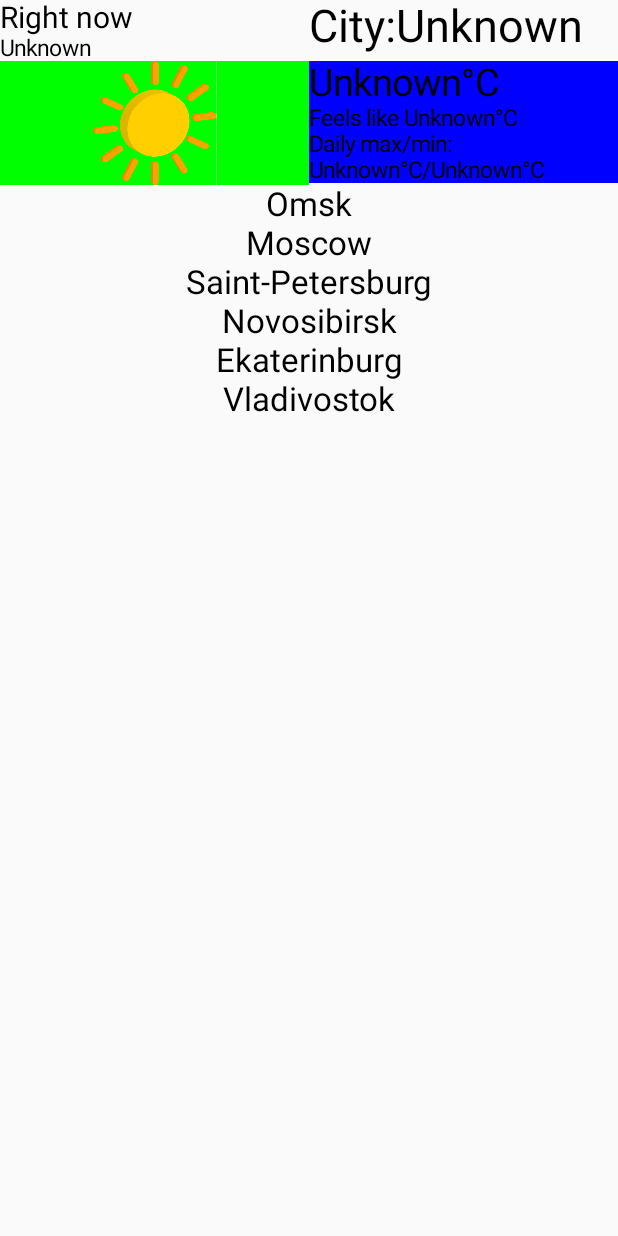
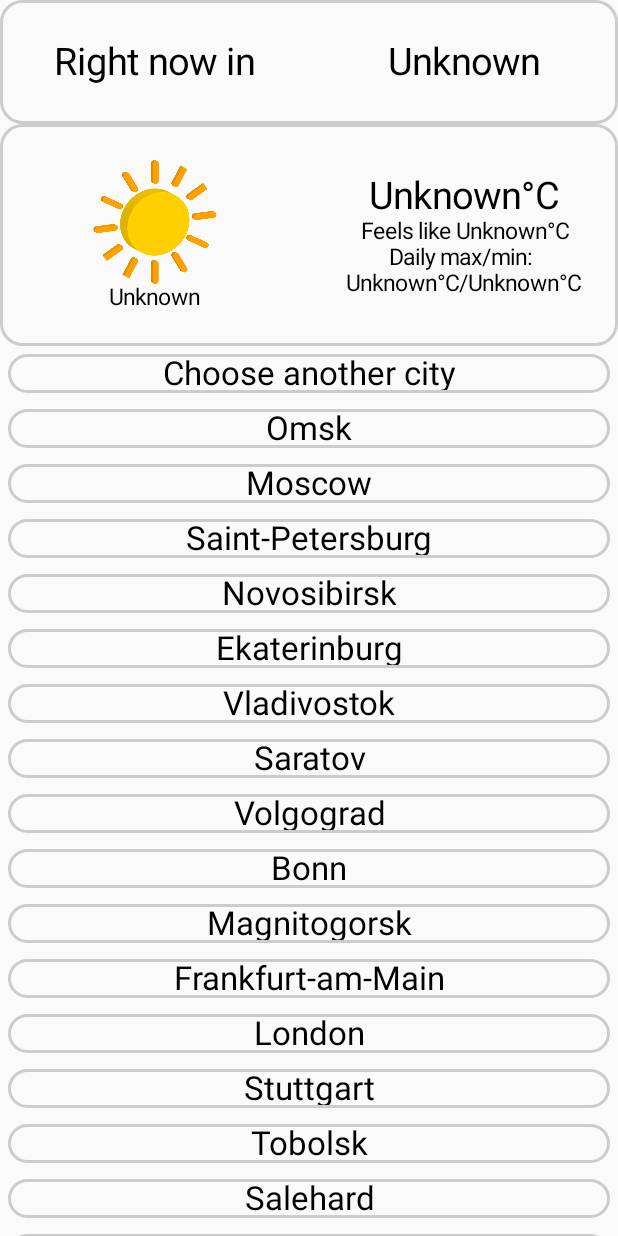
Before and after one commit to mnolimp/Weather-App-Task, an Android app built with Jetpack Compose: the screen it shows after launch (MainActivity), on a phone screen of 412 x 824 dp. Run offline under Robolectric (Android 15) with nearby library versions, the phone set to English and light mode, and no system bars.

Commit message:
Added cities and design changes
Added cities - count of them increased to 22
All text fields, images and elements are now located in centers of their containers
Started working on activity for chaning current city and determining the user's location

```diff
--- a/WeatherForecastProvider/app/build.gradle.kts
+++ b/WeatherForecastProvider/app/build.gradle.kts
@@ -61,11 +61,13 @@ dependencies {
     implementation("androidx.compose.ui:ui-tooling-preview")
     implementation("androidx.compose.material3:material3")
     implementation("androidx.swiperefreshlayout:swiperefreshlayout:1.0.0")
+    implementation(platform("androidx.compose:compose-bom:2023.03.00"))
     testImplementation("junit:junit:4.13.2")
     androidTestImplementation("androidx.test.ext:junit:1.1.5")
     androidTestImplementation("androidx.test.espresso:espresso-core:3.5.1")
     androidTestImplementation(platform("androidx.compose:compose-bom:2023.03.00"))
     androidTestImplementation("androidx.compose.ui:ui-test-junit4")
+    androidTestImplementation(platform("androidx.compose:compose-bom:2023.03.00"))
     debugImplementation("androidx.compose.ui:ui-tooling")
     debugImplementation("androidx.compose.ui:ui-test-manifest")
 
--- a/WeatherForecastProvider/app/src/main/AndroidManifest.xml
+++ b/WeatherForecastProvider/app/src/main/AndroidManifest.xml
@@ -6,7 +6,6 @@
     <uses-permission android:name="android.permission.ACCESS_NETWORK_STATE" />
     <uses-permission android:name="android.permission.ACCESS_FINE_LOCATION" />
     <uses-permission android:name="android.permission.ACCESS_COARSE_LOCATION" />
-
 
     <application
         android:allowBackup="true"
@@ -18,6 +17,11 @@
         android:supportsRtl="true"
         android:theme="@style/Theme.WeatherForecastProvider"
         tools:targetApi="31">
+        <activity
+            android:name=".CityChoose"
+            android:exported="false"
+            android:label="@string/title_activity_city_choose"
+            android:theme="@style/Theme.WeatherForecastProvider" />
         <activity
             android:name=".MainActivity"
             android:exported="true"
--- /dev/null
+++ b/WeatherForecastProvider/app/src/main/java/com/mnolimp/weatherforecastprovider/CityChoose.kt
@@ -0,0 +1,82 @@
+package com.mnolimp.weatherforecastprovider
+
+import android.os.Bundle
+import androidx.activity.ComponentActivity
+import androidx.activity.compose.setContent
+import androidx.compose.foundation.border
+import androidx.compose.foundation.clickable
+import androidx.compose.foundation.layout.Arrangement
+import androidx.compose.foundation.layout.Column
+import androidx.compose.foundation.layout.Row
+import androidx.compose.foundation.layout.fillMaxHeight
+import androidx.compose.foundation.layout.fillMaxSize
+import androidx.compose.foundation.layout.fillMaxWidth
+import androidx.compose.foundation.layout.padding
+import androidx.compose.foundation.lazy.LazyColumn
+import androidx.compose.foundation.shape.RoundedCornerShape
+import androidx.compose.material3.MaterialTheme
+import androidx.compose.material3.Surface
+import androidx.compose.material3.Text
+import androidx.compose.runtime.Composable
+import androidx.compose.ui.Alignment
+import androidx.compose.ui.Modifier
+import androidx.compose.ui.graphics.Color
+import androidx.compose.ui.text.style.TextAlign
+import androidx.compose.ui.tooling.preview.Preview
+import androidx.compose.ui.unit.dp
+import androidx.compose.ui.unit.sp
+import com.mnolimp.weatherforecastprovider.ui.theme.WeatherForecastProviderTheme
+
+class CityChoose : ComponentActivity() {
+    override fun onCreate(savedInstanceState: Bundle?) {
+        super.onCreate(savedInstanceState)
+        setContent {
+
+        }
+    }
+}
+
+/*@Composable
+fun showInfo2(){
+    Column {
+        LazyColumn(
+            modifier = Modifier.fillMaxHeight(),
+            horizontalAlignment = Alignment.CenterHorizontally
+        ) {
+            for (i in 0..citiesList.size - 1) {
+                item {
+                    Row(
+                        horizontalArrangement = Arrangement.Center,
+                        modifier = Modifier
+                            .fillMaxWidth()
+                            .fillMaxHeight()
+                            .padding(5.dp)
+                            .border(2.dp, Color.LightGray, RoundedCornerShape(15.dp))
+                            .clickable {
+                                APICall(
+                                    stateLocation,
+                                    stateWeatherTemperature,
+                                    stateWeatherFeelsLike,
+                                    stateWeatherMaxTemperature,
+                                    stateWeatherMinTemperature,
+                                    stateWeatherType,
+                                    citiesList
+                                        .get(i)
+                                        .get(1),
+                                    citiesList
+                                        .get(i)
+                                        .get(2)
+                                )
+                            }) {
+                        Text(
+                            text = citiesList.get(i).get(0),
+                            fontSize = 22.sp,
+                            textAlign = TextAlign.Center,
+                            modifier = Modifier.fillMaxHeight()
+                        )
+                    }
+                }
+            }
+        }
+    }
+}*/
--- a/WeatherForecastProvider/app/src/main/java/com/mnolimp/weatherforecastprovider/MainActivity.kt
+++ b/WeatherForecastProvider/app/src/main/java/com/mnolimp/weatherforecastprovider/MainActivity.kt
@@ -6,6 +6,7 @@ import androidx.activity.ComponentActivity
 import androidx.activity.compose.setContent
 import androidx.compose.foundation.Image
 import androidx.compose.foundation.background
+import androidx.compose.foundation.border
 import androidx.compose.foundation.clickable
 import androidx.compose.foundation.layout.Arrangement
 import androidx.compose.foundation.layout.Box
@@ -13,7 +14,10 @@ import androidx.compose.foundation.layout.Column
 import androidx.compose.foundation.layout.Row
 import androidx.compose.foundation.layout.fillMaxHeight
 import androidx.compose.foundation.layout.fillMaxWidth
+import androidx.compose.foundation.layout.padding
 import androidx.compose.foundation.lazy.LazyColumn
+import androidx.compose.foundation.shape.RoundedCornerShape
+import androidx.compose.material3.Divider
 import androidx.compose.material3.Text
 import androidx.compose.runtime.Composable
 import androidx.compose.runtime.MutableState
@@ -21,10 +25,12 @@ import androidx.compose.runtime.mutableStateOf
 import androidx.compose.runtime.remember
 import androidx.compose.ui.Alignment
 import androidx.compose.ui.Modifier
+import androidx.compose.ui.draw.clip
 import androidx.compose.ui.graphics.Color
 import androidx.compose.ui.res.painterResource
 import androidx.compose.ui.text.style.TextAlign
 import androidx.compose.ui.tooling.preview.Preview
+import androidx.compose.ui.unit.dp
 import androidx.compose.ui.unit.sp
 import org.intellij.lang.annotations.JdkConstants.HorizontalAlignment
 import org.json.JSONObject
@@ -46,7 +52,23 @@ private val citiesList = arrayListOf(
     arrayListOf("Saint-Petersburg", "59.57", "30.19"),
     arrayListOf("Novosibirsk", "55.01", "82.55"),
     arrayListOf("Ekaterinburg", "56.50", "60.35"),
-    arrayListOf("Vladivostok", "43.07", "131.54")
+    arrayListOf("Vladivostok", "43.07", "131.54"),
+    arrayListOf("Saratov", "51.32", "46.00"),
+    arrayListOf("Volgograd", "48.70", "44.51"),
+    arrayListOf("Bonn", "50.73", "7.09"),
+    arrayListOf("Magnitogorsk", "53.23", "59.02"),
+    arrayListOf("Frankfurt-am-Main", "50.06", "8.30"),
+    arrayListOf("London", "51.30", "00.07"),
+    arrayListOf("Stuttgart", "48.46", "9.10"),
+    arrayListOf("Tobolsk", "58.20", "68.25"),
+    arrayListOf("Salehard", "66.32", "66.38"),
+    arrayListOf("Ioshkar-Ola", "56.37", "47.53"),
+    arrayListOf("Tolliatti", "53.53", "49.34"),
+    arrayListOf("Pnompen", "55.41", "12.35"),
+    arrayListOf("Orel", "52.58", "36.05"),
+    arrayListOf("Zheleznegorsk", "56.25", "93.53"),
+    arrayListOf("Trehgornyy", "54.81", "58.45"),
+    arrayListOf("Belgrade", "44.49", "20.28")
 )
 
 class MainActivity : ComponentActivity() {
@@ -135,10 +157,17 @@ fun showInfo() {
 
     when(weatherType){
         "Clear" -> icTypeId.value = R.drawable.ic_sunny
-        "Clouds" -> icTypeId.value = R.drawable.ic_cloudy
+        "Clouds",
+        "Haze",
+        "Dust",
+        "Fog",
+        "Sand",
+        "Ash",
+        "Squall",
+        "Tornado"-> icTypeId.value = R.drawable.ic_cloudy
         "Snow" -> icTypeId.value = R.drawable.ic_snowy
-        "Rain" -> icTypeId.value = R.drawable.is_rain
-        "Drizzle" -> icTypeId.value = R.drawable.is_rain
+        "Rain",
+        "Drizzle"-> icTypeId.value = R.drawable.is_rain
         "Thunderstorm" -> icTypeId.value = R.drawable.ic_storm
         else -> {
             icTypeId.value = R.drawable.ic_sunny
@@ -146,69 +175,121 @@ fun showInfo() {
     }
 
     Column {
-        Row(modifier = Modifier.fillMaxWidth(), horizontalArrangement = Arrangement.Start) {
-            Column(modifier = Modifier.fillMaxWidth(0.5f)) {
+        Row(
+            modifier = Modifier.fillMaxWidth()
+                               .border(
+                                   2.dp,
+                                   Color.LightGray,
+                                   RoundedCornerShape(15.dp)
+                               ),
+            horizontalArrangement = Arrangement.Center,
+            verticalAlignment = Alignment.CenterVertically
+        ) {
+            Column(
+                modifier = Modifier.fillMaxWidth(0.5f)
+                                   .fillMaxHeight(0.1f),
+                horizontalAlignment = Alignment.CenterHorizontally,
+                verticalArrangement = Arrangement.Center
+            ) {
                 Text(
-                    text = "Right now",
+                    text = "Right now in",
                     textAlign = TextAlign.Center,
-                    fontSize = 20.sp,
+                    fontSize = 25.sp,
                 )
+            }
+            Column(
+                modifier = Modifier.fillMaxWidth(),
+                horizontalAlignment = Alignment.CenterHorizontally
+            )
+            {
+                Text(
+                    text = "" + stateLocation.value,
+                    fontSize = 25.sp,
+                    textAlign = TextAlign.Center
+                )
+            }
+        }
+        Row(modifier = Modifier
+            .border(2.dp, Color.LightGray, RoundedCornerShape(15.dp))
+            .fillMaxWidth()
+            .fillMaxHeight(0.2f),
+            horizontalArrangement = Arrangement.Center,
+            verticalAlignment = Alignment.CenterVertically
+        )
+            {
+            Column(
+                horizontalAlignment = Alignment.CenterHorizontally,
+                modifier = Modifier
+                    .fillMaxWidth(0.5f)
+            ) {
+                if(icTypeId.value != 0) {
+                    Image(
+                        painter = painterResource(id = icTypeId.value),
+                        modifier = Modifier.fillMaxWidth(0.4f).clip(RoundedCornerShape(90.dp)),
+                        contentDescription = "ic_clear_night",
+                        alignment = Alignment.Center
+                    )
+                }
                 Text(
                     text = "" + stateWeatherType.value,
                     fontSize = 15.sp,
                     textAlign = TextAlign.Center
                 )
             }
-            Column(modifier = Modifier.fillMaxWidth()) {
-                Text(
-                    text = "City:" + stateLocation.value,
-                    fontSize = 30.sp,
-                    textAlign = TextAlign.Right
-                )
-            }
-        }
-        Row(modifier = Modifier.fillMaxWidth()) {
-            Column(
-                horizontalAlignment = Alignment.CenterHorizontally,
-                modifier = Modifier
-                    .fillMaxWidth(0.5f)
-                    .background(color = Color.Green)
-            ) {
-                if(icTypeId.value != 0) {
-                    Image(
-                        painter = painterResource(id = icTypeId.value),
-                        modifier = Modifier.fillMaxWidth(0.4f),
-                        contentDescription = "ic_clear_night"
-                    )
-                }
-            }
-
             Column(
                 modifier = Modifier
-                    .fillMaxWidth()
-                    .background(color = Color.Blue)
+                    .fillMaxWidth(),
+                horizontalAlignment = Alignment.CenterHorizontally
             ) {
                 Text(
                     text = stateWeatherTemperature.value + "°C",
                     fontSize = 25.sp,
-                    textAlign = TextAlign.Left
+                    textAlign = TextAlign.Center
                 )
                 Text(
                     text = "Feels like " + stateWeatherFeelsLike.value + "°C",
                     fontSize = 15.sp,
-                    textAlign = TextAlign.Left
+                    textAlign = TextAlign.Center
                 )
                 Text(
                     text = "Daily max/min: \n" + stateWeatherMaxTemperature.value + "°C/" + stateWeatherMinTemperature.value + "°C",
                     fontSize = 15.sp,
-                    textAlign = TextAlign.Left
+                    textAlign = TextAlign.Center
                 )
             }
         }
-        LazyColumn(modifier = Modifier.fillMaxHeight()) {
+        //Divider(color = Color.LightGray, thickness = 1.dp)
+        LazyColumn(modifier = Modifier.fillMaxHeight(),
+                   horizontalAlignment = Alignment.CenterHorizontally) {
+            item {
+                Row(
+                    horizontalArrangement = Arrangement.Center,
+                    modifier = Modifier
+                        .fillMaxWidth()
+                        .fillMaxHeight()
+                        .padding(5.dp)
+                        .border(2.dp, Color.LightGray, RoundedCornerShape(15.dp))
+                        .clickable {
+
+                        }) {
+                    Text(
+                        text = "Choose another city",
+                        fontSize = 22.sp,
+                        textAlign = TextAlign.Center,
+                        modifier = Modifier.fillMaxHeight()
+                    )
+                }
+            }
             for(i in 0..citiesList.size-1){
                 item {
-                    Row(horizontalArrangement = Arrangement.Center, modifier = Modifier.fillMaxWidth().clickable {
+                    Row(
+                        horizontalArrangement = Arrangement.Center,
+                        modifier = Modifier
+                            .fillMaxWidth()
+                            .fillMaxHeight()
+                            .padding(5.dp)
+                            .border(2.dp, Color.LightGray, RoundedCornerShape(15.dp))
+                            .clickable {
                                 APICall(
                                     stateLocation,
                                     stateWeatherTemperature,
@@ -216,70 +297,23 @@ fun showInfo() {
                                     stateWeatherMaxTemperature,
                                     stateWeatherMinTemperature,
                                     stateWeatherType,
-                            citiesList.get(i).get(1),
-                            citiesList.get(i).get(2)
+                                    citiesList
+                                        .get(i)
+                                        .get(1),
+                                    citiesList
+                                        .get(i)
+                                        .get(2)
                                 )
                             }) {
                         Text(
                             text = citiesList.get(i).get(0),
                             fontSize = 22.sp,
-                            textAlign = TextAlign.Center
+                            textAlign = TextAlign.Center,
+                            modifier = Modifier.fillMaxHeight()
                         )
                     }
                 }
             }
         }
     }
-
-    /*Column {
-        Column {
-            Text(text = "Right now", modifier = Modifier.fillMaxWidth(1f), fontSize = 20.sp)
 }
-        Column {
-            Text(
-                text = "City:" + stateLocation.value,
-                modifier = Modifier.fillMaxWidth(1f),
-                fontSize = 50.sp,
-                textAlign = TextAlign.Center
-            )
-            Text(
-                text = "Current temp: " + stateWeatherTemperature.value,
-                modifier = Modifier.fillMaxWidth(1f),
-                fontSize = 25.sp,
-                textAlign = TextAlign.Center
-            )
-            Text(
-                text = "Feels like: " + stateWeatherFeelsLike.value,
-                modifier = Modifier.fillMaxWidth(1f),
-                fontSize = 25.sp,
-                textAlign = TextAlign.Center
-            )
-            Text(
-                text = "" + stateWeatherMaxTemperature.value,
-                modifier = Modifier.fillMaxWidth(1f),
-                fontSize = 25.sp,
-                textAlign = TextAlign.Center
-            )
-            Text(
-                text = "" + stateWeatherMinTemperature.value,
-                modifier = Modifier.fillMaxWidth(1f),
-                fontSize = 25.sp,
-                textAlign = TextAlign.Center
-            )
-        }
-        Button(onClick = {
-            APICall(
-                stateLocation,
-                stateWeatherTemperature,
-                stateWeatherFeelsLike,
-                stateWeatherMaxTemperature,
-                stateWeatherMinTemperature
-            )
-        },
-            Modifier
-                .padding(5.dp)
-                .fillMaxWidth(1f)) {
-            Text(text = "Refresh")
-        }
-    }*/
-}
--- a/WeatherForecastProvider/app/src/main/res/values/strings.xml
+++ b/WeatherForecastProvider/app/src/main/res/values/strings.xml
@@ -1,3 +1,4 @@
 <resources>
     <string name="app_name">Weather Forecast Provider</string>
+    <string name="title_activity_city_choose">CityChoose</string>
 </resources>
```
Lines whose indentation alone changed are shown as unchanged.
